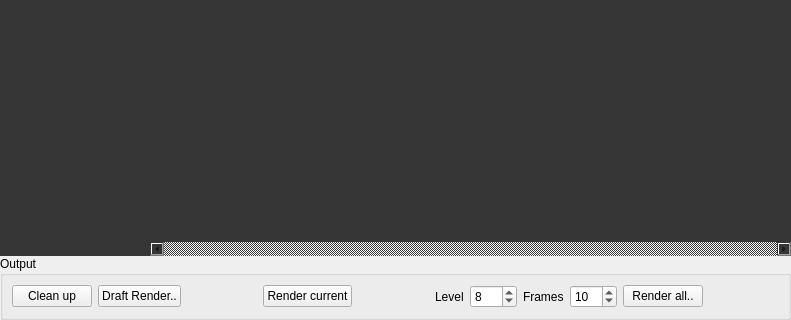
The window that TopoBlenderLib/SchedulerWidget.ui (ialhashim/topo-blend) describes before a commit, drawn with Qt 5; both pictures show x 0 to 791 and y 190 to 510 of the 791 by 510 pixel window.
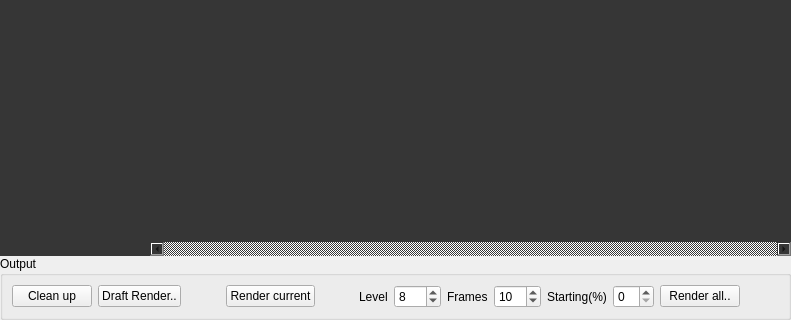
The same window after the commit. Icons and pictures are not drawn.

```diff
--- a/TopoBlenderLib/SchedulerWidget.ui
+++ b/TopoBlenderLib/SchedulerWidget.ui
@@ -420,7 +420,7 @@
            </property>
           </spacer>
          </item>
-         <item row="0" column="10">
+         <item row="0" column="13">
           <spacer name="horizontalSpacer_3">
            <property name="orientation">
             <enum>Qt::Horizontal</enum>
@@ -433,13 +433,6 @@
            </property>
           </spacer>
          </item>
-         <item row="0" column="9">
-          <widget class="QPushButton" name="renderAllButton">
-           <property name="text">
-            <string>Render all..</string>
-           </property>
-          </widget>
-         </item>
          <item row="0" column="8">
           <widget class="QSpinBox" name="renderCount">
            <property name="toolTip">
@@ -480,6 +473,27 @@
            </property>
           </widget>
          </item>
+         <item row="0" column="12">
+          <widget class="QPushButton" name="renderAllButton">
+           <property name="text">
+            <string>Render all..</string>
+           </property>
+          </widget>
+         </item>
+         <item row="0" column="10">
+          <widget class="QLabel" name="label_5">
+           <property name="text">
+            <string>Starting(%)</string>
+           </property>
+          </widget>
+         </item>
+         <item row="0" column="11">
+          <widget class="QSpinBox" name="startPercentage">
+           <property name="singleStep">
+            <number>10</number>
+           </property>
+          </widget>
+         </item>
         </layout>
        </widget>
       </item>
```
